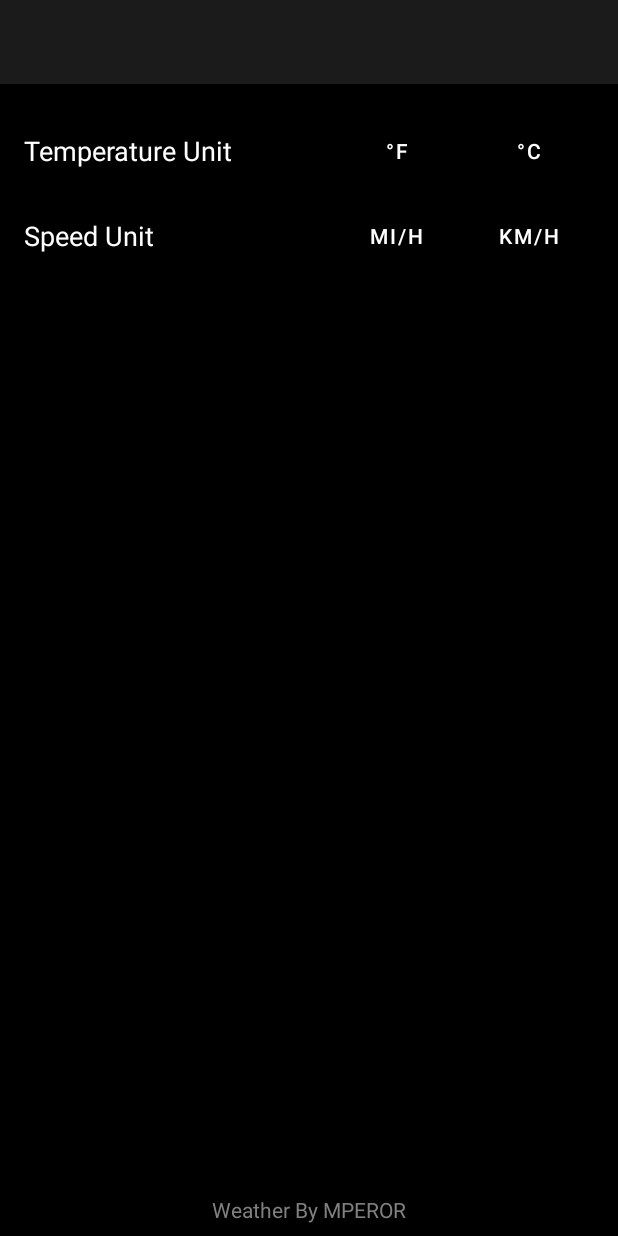
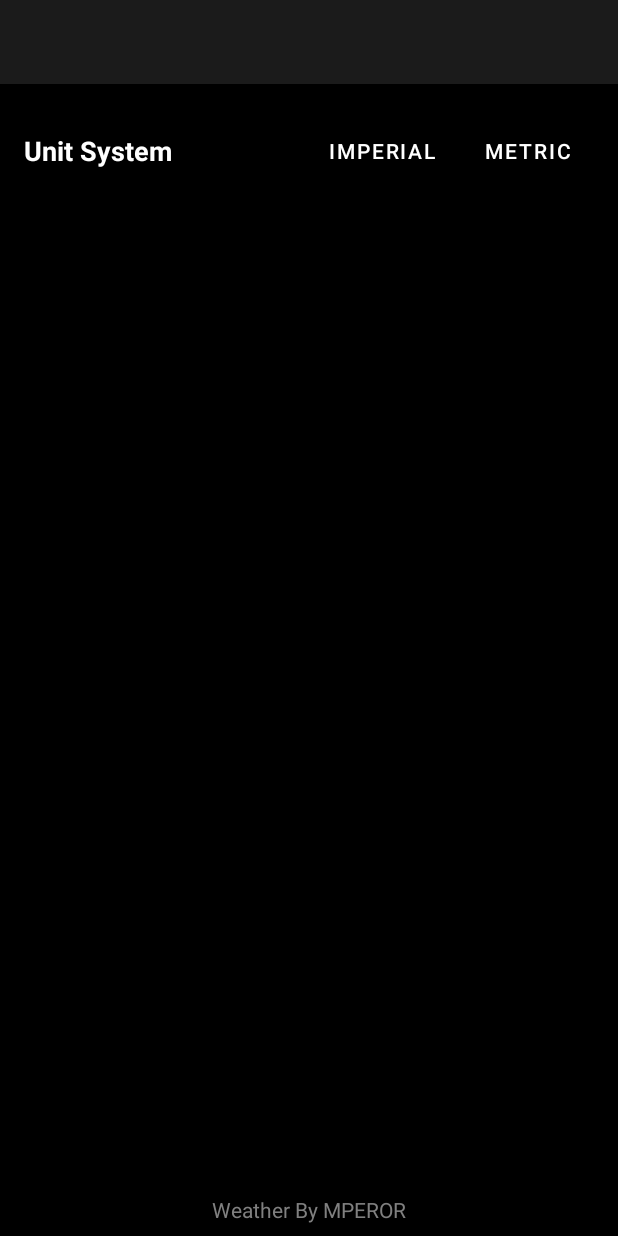
Before and after one commit to MPEROR-9102/Weather-2, an Android app: the layout fragment_settings.xml on its own in the app's theme, with its tools: preview values and no code run, on a phone screen of 412 x 824 dp. Run offline under Robolectric (Android 15) with nearby library versions, the phone set to English and light mode, and no system bars.

Commit message:
Settings Update - 2 & Initial Layout Changed

```diff
--- a/app/src/main/java/com/example/weather/location/LocationViewModel.kt
+++ b/app/src/main/java/com/example/weather/location/LocationViewModel.kt
@@ -50,7 +50,11 @@ class LocationViewModel @Inject constructor(
     }
 
     init {
-//        Log.e(TAG, "Init: LocationViewModel")
+        viewModelScope.launch {
+            if (allLocationFlow.first().isNullOrEmpty() && connection.value == true) {
+                showLocationEntryScreen()
+            }
+        }
     }
 
     private fun showLocationMessage(type: SnackBarType, message: String) =
--- a/app/src/main/res/layout/fragment_settings.xml
+++ b/app/src/main/res/layout/fragment_settings.xml
@@ -27,80 +27,42 @@
     </com.google.android.material.appbar.AppBarLayout>
 
     <TextView
-        android:id="@+id/temperatureTextView"
+        android:id="@+id/unitTextView"
         android:layout_width="wrap_content"
         android:layout_height="wrap_content"
         android:layout_marginTop="16dp"
         android:padding="16dp"
-        android:text="@string/temp_unit_text_view"
+        android:text="@string/unit_text_view"
         android:textAppearance="@style/TextAppearance.AppCompat.Medium"
         android:textColor="@color/white"
+        android:textStyle="bold"
         app:layout_constraintStart_toStartOf="parent"
         app:layout_constraintTop_toBottomOf="@+id/appBarLayout2" />
 
     <com.google.android.material.button.MaterialButtonToggleGroup
-        android:id="@+id/temperatureToggleButton"
+        android:id="@+id/unitToggleButton"
         android:layout_width="wrap_content"
         android:layout_height="wrap_content"
         android:layout_marginEnd="16dp"
-        app:layout_constraintBottom_toBottomOf="@+id/temperatureTextView"
+        app:layout_constraintBottom_toBottomOf="@+id/unitTextView"
         app:layout_constraintEnd_toEndOf="parent"
         app:layout_constraintHorizontal_bias="1.0"
-        app:layout_constraintStart_toEndOf="@+id/temperatureTextView"
-        app:layout_constraintTop_toTopOf="@+id/temperatureTextView"
+        app:layout_constraintStart_toEndOf="@+id/unitTextView"
+        app:layout_constraintTop_toTopOf="@+id/unitTextView"
         app:singleSelection="true">
 
         <Button
-            android:id="@+id/fahrenheitButton"
+            android:id="@+id/imperialButton"
             android:layout_width="wrap_content"
             android:layout_height="wrap_content"
-            android:text="@string/fahrenheit_toggle_text"
+            android:text="@string/imperial_toggle_text"
             android:textColor="@color/white" />
 
         <Button
-            android:id="@+id/celsiusButton"
+            android:id="@+id/metricButton"
             android:layout_width="wrap_content"
             android:layout_height="wrap_content"
-            android:text="@string/celsius_toggle_text"
-            android:textColor="@color/white" />
-
-    </com.google.android.material.button.MaterialButtonToggleGroup>
-
-    <TextView
-        android:id="@+id/speedTextView"
-        android:layout_width="wrap_content"
-        android:layout_height="wrap_content"
-        android:padding="16dp"
-        android:text="@string/speed_unit_text_view"
-        android:textAppearance="@style/TextAppearance.AppCompat.Medium"
-        android:textColor="@color/white"
-        app:layout_constraintStart_toStartOf="parent"
-        app:layout_constraintTop_toBottomOf="@+id/temperatureTextView" />
-
-    <com.google.android.material.button.MaterialButtonToggleGroup
-        android:id="@+id/speedToggleButton"
-        android:layout_width="wrap_content"
-        android:layout_height="wrap_content"
-        android:layout_marginEnd="16dp"
-        app:layout_constraintBottom_toBottomOf="@+id/speedTextView"
-        app:layout_constraintEnd_toEndOf="parent"
-        app:layout_constraintHorizontal_bias="1.0"
-        app:layout_constraintStart_toEndOf="@+id/speedTextView"
-        app:layout_constraintTop_toTopOf="@+id/speedTextView"
-        app:singleSelection="true">
-
-        <Button
-            android:id="@+id/milesButton"
-            android:layout_width="wrap_content"
-            android:layout_height="wrap_content"
-            android:text="@string/miles_toggle_text"
-            android:textColor="@color/white" />
-
-        <Button
-            android:id="@+id/kilometerButton"
-            android:layout_width="wrap_content"
-            android:layout_height="wrap_content"
-            android:text="@string/kilometer_toggle_text"
+            android:text="@string/metric_toggle_text"
             android:textColor="@color/white" />
 
     </com.google.android.material.button.MaterialButtonToggleGroup>
--- a/app/src/main/res/values-night/strings.xml
+++ b/app/src/main/res/values-night/strings.xml
@@ -3,7 +3,7 @@
     <string name="app_name">Weather</string>
     <string name="content_desc">TODO</string>
     <string name="delete_all_action_title">Delete All</string>
-    <string name="no_city_1">No City Data To Show,\n Add Your City</string>
+    <string name="no_city_1">No City Data To Show, Add Your City</string>
     <string name="no_city_2">No Cities</string>
     <string name="center_full_stop">.</string>
     <string name="settings_action_title">Settings</string>
@@ -17,11 +17,9 @@
     <string name="wind_text_view">WIND</string>
     <string name="pressure_text_view">PRESSURE</string>
     <string name="visibility_text_view">VISIBILITY</string>
-    <string name="fahrenheit_toggle_text">°F</string>
-    <string name="celsius_toggle_text">°C</string>
-    <string name="temp_unit_text_view">Temperature Unit</string>
-    <string name="speed_unit_text_view">Speed Unit</string>
-    <string name="miles_toggle_text">mi/h</string>
-    <string name="kilometer_toggle_text">km/h</string>
+    <string name="unit_text_view">Unit System</string>
+    <string name="imperial_toggle_text">Imperial</string>
+    <string name="metric_toggle_text">Metric</string>
     <string name="app_tag">Weather By MPEROR</string>
+    <string name="initial_add_button_text">Add City</string>
 </resources>
--- a/app/src/main/res/values/strings.xml
+++ b/app/src/main/res/values/strings.xml
@@ -2,7 +2,7 @@
     <string name="app_name">Weather</string>
     <string name="content_desc">TODO</string>
     <string name="delete_all_action_title">Delete All</string>
-    <string name="no_city_1">No City Data To Show,\n Add Your City</string>
+    <string name="no_city_1">No City Data To Show, Add Your City</string>
     <string name="no_city_2">No Cities</string>
     <string name="center_full_stop">.</string>
     <string name="settings_action_title">Settings</string>
@@ -16,11 +16,9 @@
     <string name="wind_text_view">WIND</string>
     <string name="pressure_text_view">PRESSURE</string>
     <string name="visibility_text_view">VISIBILITY</string>
-    <string name="fahrenheit_toggle_text">°F</string>
-    <string name="celsius_toggle_text">°C</string>
-    <string name="temp_unit_text_view">Temperature Unit</string>
-    <string name="speed_unit_text_view">Speed Unit</string>
-    <string name="miles_toggle_text">mi/h</string>
-    <string name="kilometer_toggle_text">km/h</string>
+    <string name="unit_text_view">Unit System</string>
+    <string name="imperial_toggle_text">Imperial</string>
+    <string name="metric_toggle_text">Metric</string>
     <string name="app_tag">Weather By MPEROR</string>
+    <string name="initial_add_button_text">Add City</string>
 </resources>
```
Also changed, not shown: app/src/main/java/com/example/weather/PreferenceManager.kt (+9 -25 lines), app/src/main/java/com/example/weather/Utils.kt (+31 -31 lines), app/src/main/java/com/example/weather/api/ApiHelper.kt (+9 -3 lines), app/src/main/java/com/example/weather/currentweather/HourlyForecastAdapter.kt (+4 -18 lines), app/src/main/java/com/example/weather/currentweather/WeatherFragment.kt (+40 -25 lines), app/src/main/java/com/example/weather/currentweather/WeatherViewModel.kt (+14 -14 lines), app/src/main/java/com/example/weather/settings/SettingsFragment.kt (+23 -42 lines), app/src/main/java/com/example/weather/settings/SettingsViewModel.kt (+19 -37 lines), app/src/main/res/layout/fragment_weather.xml (+23 -16 lines).
